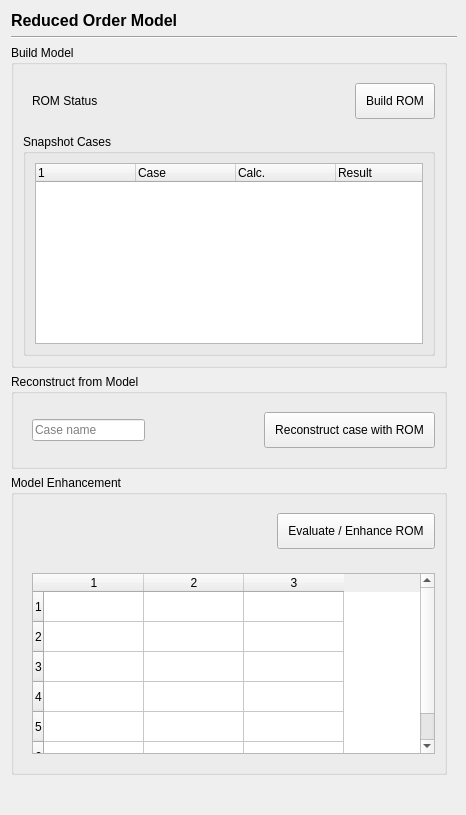
The window that baramFlow/view/solution/run/pod_rom_page.ui (nextfoam/baram) describes before a commit, drawn with Qt 5.
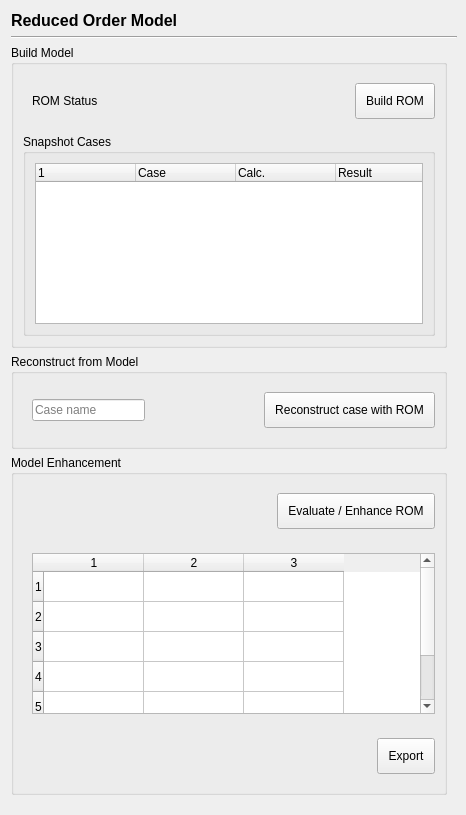
The same window after the commit.

```diff
--- a/baramFlow/view/solution/run/pod_rom_page.ui
+++ b/baramFlow/view/solution/run/pod_rom_page.ui
@@ -299,6 +299,38 @@
                 </layout>
                </widget>
              </item>
+             <item>
+               <widget class="QWidget" name="enhanceWidget2" native="true">
+                <layout class="QHBoxLayout" name="horizontalLayout_3333">
+                 <property name="rightMargin">
+                  <number>0</number>
+                 </property>
+                 <item>
+                  <spacer name="horizontalSpacer_3333">
+                   <property name="orientation">
+                    <enum>Qt::Horizontal</enum>
+                   </property>
+                   <property name="sizeHint" stdset="0">
+                    <size>
+                     <width>40</width>
+                     <height>20</height>
+                    </size>
+                   </property>
+                  </spacer>
+                 </item>
+                 <item>
+                  <widget class="QPushButton" name="exportEvalROM">
+                   <property name="styleSheet">
+                    <string notr="true">padding: 10px</string>
+                   </property>
+                   <property name="text">
+                    <string>Export</string>
+                   </property>
+                  </widget>
+                 </item>
+                </layout>
+               </widget>
+             </item>
            </layout>
          </widget>
        </item>
```
